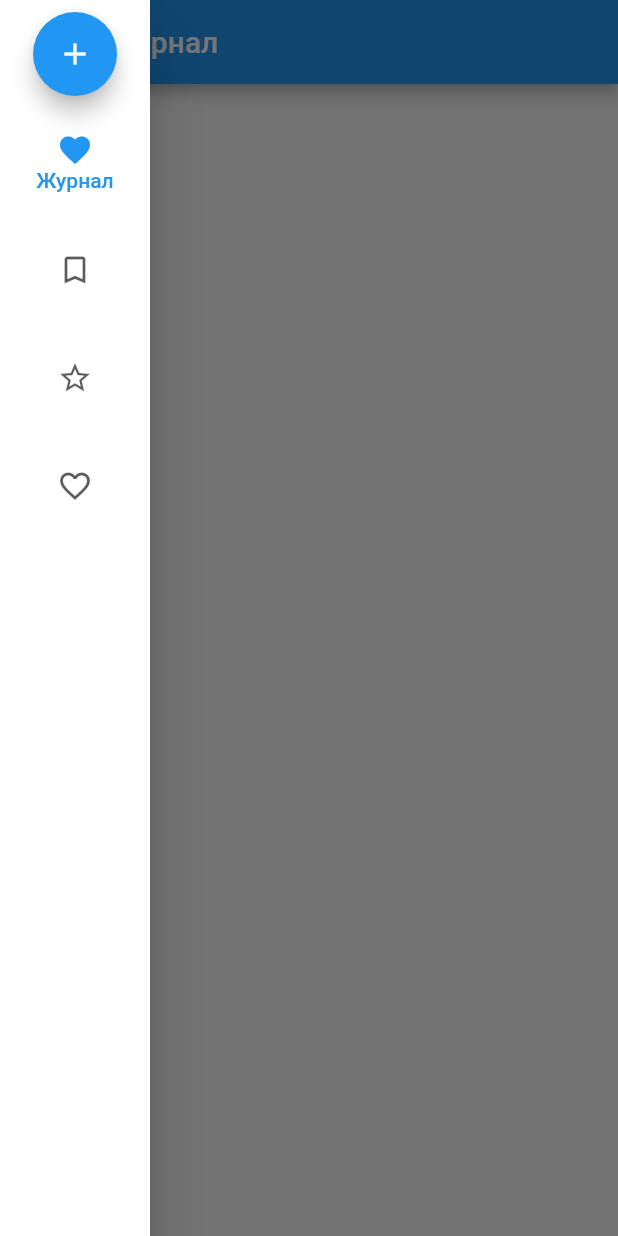
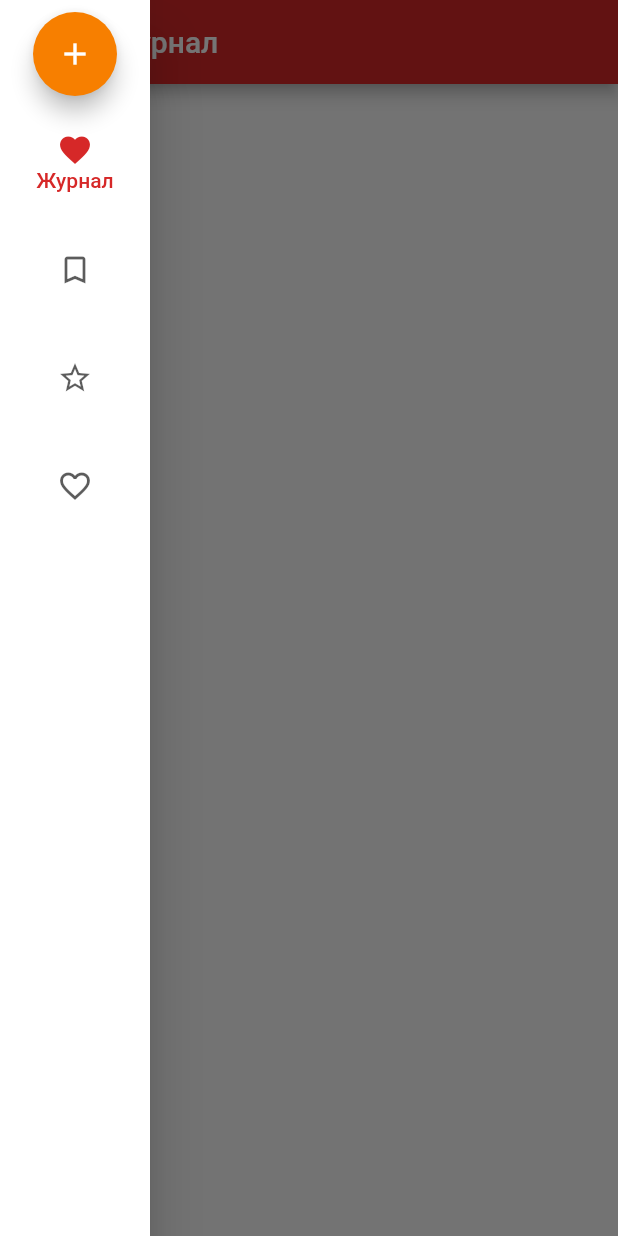
Before and after one commit to khudysh/Academus, a Flutter app: the screen it shows after launch, with the side drawer open, on a phone screen of 412 x 824 dp. Run offline on Flutter 3.47's test engine with Material 2 defaults, Android fonts, the phone set to English and light mode, and no system bars; our stand-ins replace adaptive_breakpoints.

Commit message:
Added color theme, fix navigation panel

```diff
--- a/lib/studyCrm.dart
+++ b/lib/app.dart
@@ -1,7 +1,7 @@
 import 'package:flutter/material.dart';
 import 'package:srm_test/settings/adaptive.dart';
-import 'package:srm_test/widgets/mobileNav.dart';
-import 'package:srm_test/widgets/desktopNav.dart';
+import 'package:srm_test/widgets/mobileView.dart';
+import 'package:srm_test/widgets/desktopView.dart';
 
 
 class StudyCrm extends StatefulWidget {
@@ -32,9 +32,9 @@ class _StudyCrmState extends State<StudyCrm> with RestorationMixin {
   Widget build(BuildContext context) {
     final isDesktop = isDisplayDesktop(context);
     if (isDesktop) {
-      return DesktopNav();
+      return DesktopView();
     } else {
-      return MobileNav();
+      return MobileView();
     }
   }
 
--- a/lib/layouts/timetable.dart
+++ b/lib/layouts/timetable.dart
@@ -18,8 +18,9 @@ class _TimeTableState extends State<TimeTable> {
   bool? _isEditMode = false;
   @override
   Widget build(BuildContext context) {
-    return MaterialApp(
-        home: ListView(
+    return Container(
+
+        child: ListView(
       children: [_createDataTable(), _createCheckboxField()],
     ));
   }
--- a/lib/main.dart
+++ b/lib/main.dart
@@ -1,6 +1,6 @@
 import 'package:flutter/material.dart';
-import 'package:srm_test/studyCrm.dart';
-
+import 'package:srm_test/app.dart';
+import 'package:srm_test/resources/theme.dart';
 
 void main() {
   runApp(const MainPage());
@@ -11,10 +11,11 @@ class MainPage extends StatelessWidget {
 
   @override
   Widget build(BuildContext context) {
-    return const MaterialApp(
+    return MaterialApp(
       title: "Eugene",
       home: StudyCrm(),
       debugShowCheckedModeBanner: false,
+      theme: CustomTheme.lightTheme,
     );
   }
 }
--- /dev/null
+++ b/lib/resources/theme.dart
@@ -0,0 +1,46 @@
+import 'package:flutter/material.dart';
+
+const _primaryColor = Color(0xFFd62828);
+
+class CustomTheme {
+  static ThemeData get lightTheme { //1
+    return ThemeData( //2
+      primaryColor: _primaryColor,
+      backgroundColor: Colors.white,
+
+        highlightColor: Colors.transparent,
+        colorScheme: const ColorScheme(
+          primary: _primaryColor,
+          primaryContainer: Color(0xFF3700B3),
+          secondary: Color(0xFFf77f00),
+          secondaryContainer: Color(0xFF018786),
+          background: Colors.white,
+          surface: Colors.white,
+          onBackground: Colors.black,
+          error: Color(0xFFB00020),
+          onError: Colors.white,
+          onPrimary: Colors.white,
+          onSecondary: Colors.white,
+          onSurface: Colors.black,
+          brightness: Brightness.light,
+        ),
+        dividerTheme: const DividerThemeData(
+          thickness: 1,
+          color: Color(0xFFE5E5E5),
+      )
+    );
+  }
+
+  static ThemeData get darkTheme {
+  return ThemeData(
+    primaryColor: Color.fromARGB(255, 155, 155, 155),
+    scaffoldBackgroundColor: Colors.black,
+    fontFamily: 'Montserrat',
+    textTheme: ThemeData.dark().textTheme,
+    buttonTheme: ButtonThemeData(
+      shape: RoundedRectangleBorder(borderRadius: BorderRadius.circular(18.0)),
+      buttonColor: Color.fromARGB(255, 154, 93, 165),
+    )
+  );
+}
+}
--- a/lib/widgets/mobileNav.dart
+++ b/lib/widgets/desktopView.dart
@@ -1,14 +1,14 @@
 import 'package:flutter/material.dart';
 import 'package:srm_test/widgets/swithBody.dart';
 
-class MobileNav extends StatefulWidget {
-  const MobileNav({Key? key}) : super(key: key);
+class DesktopView extends StatefulWidget {
+  const DesktopView({Key? key}) : super(key: key);
 
   @override
-  State<MobileNav> createState() => _MobileNavState();
+  State<DesktopView> createState() => _DesktopViewState();
 }
 
-class _MobileNavState extends State<MobileNav> with RestorationMixin {
+class _DesktopViewState extends State<DesktopView> with RestorationMixin {
   final RestorableInt _selectedIndex = RestorableInt(0);
 
   @override
@@ -27,6 +27,7 @@ class _MobileNavState extends State<MobileNav> with RestorationMixin {
 
   @override
   Widget build(BuildContext context) {
+    final theme = Theme.of(context);
     final destinationFirst = "Журнал";
     final destinationSecond = "Расписание";
     final destinationThird = "Группы";
@@ -38,18 +39,18 @@ class _MobileNavState extends State<MobileNav> with RestorationMixin {
       destinationFour,
     ];
       return Scaffold(
+
         appBar: AppBar(
-          title: Text(selectedItem[_selectedIndex.value]),
+          title: Text(
+            selectedItem[_selectedIndex.value],
+          ),
         ),
-        body: Text("ff"),
-        // body: switchBody(_selectedIndex.value),
-        drawer: Container(
-          width: 100,
-          child: Drawer(
-            child: NavigationRail(
+        body: Row(
+          children: [
+            NavigationRail(
               leading: FloatingActionButton(
                 onPressed: () {},
-                child: const Icon(Icons.add),
+                child: const Icon(Icons.person_rounded),
               ),
               selectedIndex: _selectedIndex.value,
               onDestinationSelected: (index) {
@@ -105,7 +106,9 @@ class _MobileNavState extends State<MobileNav> with RestorationMixin {
                 ),
               ],
             ),
-          ),
+            const VerticalDivider(thickness: 1, width: 1),
+            Expanded(child: switchBody(_selectedIndex.value)),
+          ],
         ),
       );
   }
--- a/lib/widgets/desktopNav.dart
+++ b/lib/widgets/mobileView.dart
@@ -1,14 +1,14 @@
 import 'package:flutter/material.dart';
 import 'package:srm_test/widgets/swithBody.dart';
 
-class DesktopNav extends StatefulWidget {
-  const DesktopNav({Key? key}) : super(key: key);
+class MobileView extends StatefulWidget {
+  const MobileView({Key? key}) : super(key: key);
 
   @override
-  State<DesktopNav> createState() => _DesktopNavState();
+  State<MobileView> createState() => _MobileViewState();
 }
 
-class _DesktopNavState extends State<DesktopNav> with RestorationMixin {
+class _MobileViewState extends State<MobileView> with RestorationMixin {
   final RestorableInt _selectedIndex = RestorableInt(0);
 
   @override
@@ -39,13 +39,14 @@ class _DesktopNavState extends State<DesktopNav> with RestorationMixin {
     ];
       return Scaffold(
         appBar: AppBar(
-          title: Text(
-            selectedItem[_selectedIndex.value],
-          ),
+          title: Text(selectedItem[_selectedIndex.value]),
         ),
-        body: Row(
-          children: [
-            NavigationRail(
+        body: Text("ff"),
+        // body: switchBody(_selectedIndex.value),
+        drawer: Container(
+          width: 100,
+          child: Drawer(
+            child: NavigationRail(
               leading: FloatingActionButton(
                 onPressed: () {},
                 child: const Icon(Icons.add),
@@ -104,9 +105,7 @@ class _DesktopNavState extends State<DesktopNav> with RestorationMixin {
                 ),
               ],
             ),
-            const VerticalDivider(thickness: 1, width: 1),
-            Expanded(child: switchBody(_selectedIndex.value)),
-          ],
+          ),
         ),
       );
   }
```
Also changed, not shown: lib/widgets/swithBody.dart (+6 -1 lines), lib/widgets/navigation.dart (renamed from lib/widgets/navRail.dart).
